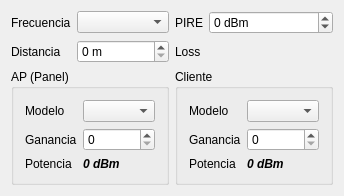
First picture: the form in mainwindow.ui, repository silderan/WiFiLinkCalc, before the edit.
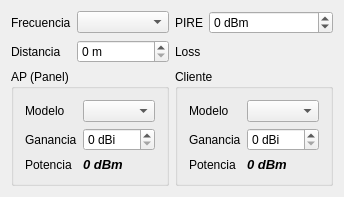
Second picture: the form after the edit. Custom widgets are drawn as their Qt base class.

The edit to the form file:
```diff
--- a/mainwindow.ui
+++ b/mainwindow.ui
@@ -6,7 +6,7 @@
    <rect>
     <x>0</x>
     <y>0</y>
-    <width>302</width>
+    <width>311</width>
     <height>172</height>
    </rect>
   </property>
@@ -130,7 +130,11 @@
         </widget>
        </item>
        <item row="1" column="1">
-        <widget class="QSpinBox" name="sbAPGain"/>
+        <widget class="QSpinBox" name="sbAPGain">
+         <property name="suffix">
+          <string> dBi</string>
+         </property>
+        </widget>
        </item>
        <item row="2" column="0">
         <widget class="QLabel" name="label_6">
@@ -143,6 +147,7 @@
         <widget class="QLabel" name="lbAPRxPwd">
          <property name="font">
           <font>
+           <pointsize>10</pointsize>
            <weight>75</weight>
            <italic>true</italic>
            <bold>true</bold>
@@ -180,7 +185,11 @@
         </widget>
        </item>
        <item row="1" column="1">
-        <widget class="QSpinBox" name="sbClGain"/>
+        <widget class="QSpinBox" name="sbClGain">
+         <property name="suffix">
+          <string> dBi</string>
+         </property>
+        </widget>
        </item>
        <item row="2" column="0">
         <widget class="QLabel" name="label_7">
@@ -193,6 +202,7 @@
         <widget class="QLabel" name="lbClRxPwd">
          <property name="font">
           <font>
+           <pointsize>10</pointsize>
            <weight>75</weight>
            <italic>true</italic>
            <bold>true</bold>
```
Left out of the diff: 4 changed lines with no effect on the pictures.
